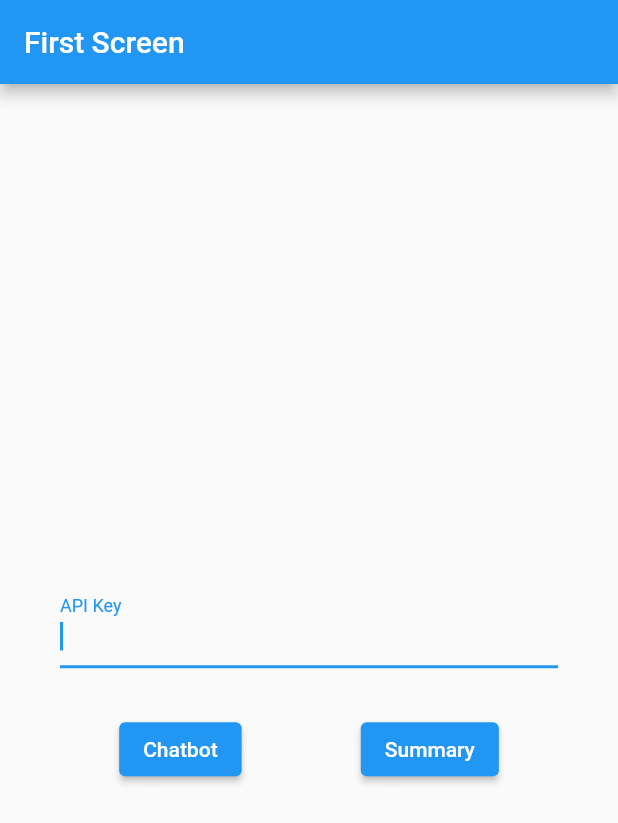
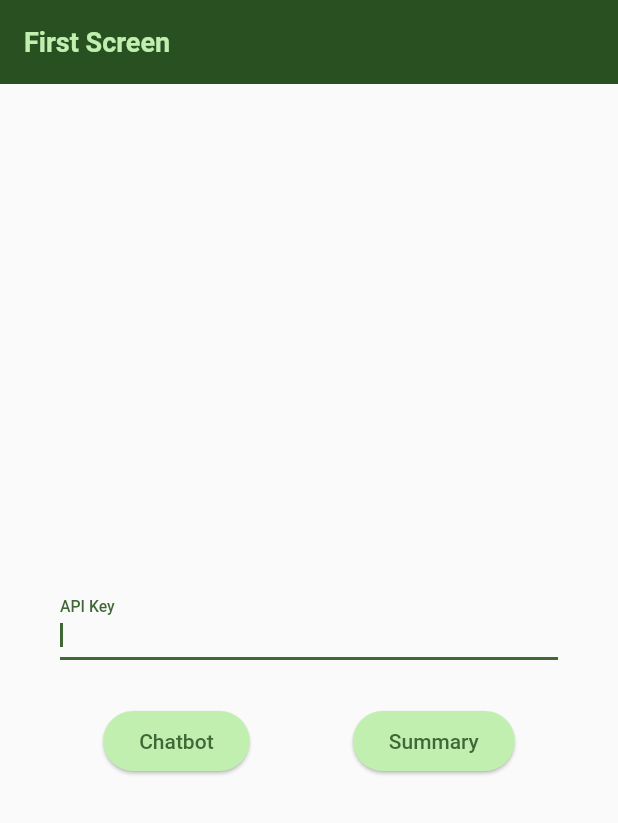
Before and after one commit to congltk1234/Chatbot-Summary, a Flutter app: the screen it shows after launch, on a phone screen of 412 x 824 dp. Shown: the top 823 px of the screen. Run offline on Flutter 3.47's test engine with Material 2 defaults, Android fonts, the phone set to English and light mode, and no system bars.

Commit message:
add Themes and ColorSchemes

```diff
--- a/brycen_chat_app/lib/main.dart
+++ b/brycen_chat_app/lib/main.dart
@@ -1,6 +1,7 @@
 import 'package:brycen_chat_app/screens/chat_screen.dart';
 import 'package:brycen_chat_app/screens/home_screen.dart';
 import 'package:brycen_chat_app/screens/summarize_screen.dart';
+import 'package:brycen_chat_app/themes.dart';
 import 'package:flutter/material.dart';
 
 void main() {
@@ -11,6 +12,8 @@ class MyApp extends StatelessWidget {
   @override
   Widget build(BuildContext context) {
     return MaterialApp(
+      title: 'Intern Chatbot',
+      theme: configThemes,
       initialRoute: HomeScreen.id,
       routes: {
         HomeScreen.id: (_) => const HomeScreen(),
--- /dev/null
+++ b/brycen_chat_app/lib/themes.dart
@@ -0,0 +1,27 @@
+import 'package:flutter/material.dart';
+
+var kColorScheme =
+    ColorScheme.fromSeed(seedColor: Color.fromARGB(255, 0, 205, 14));
+
+final configThemes = ThemeData().copyWith(
+    useMaterial3: true,
+    // scaffoldBackgroundColor: Colors.amber[200],
+    colorScheme: kColorScheme,
+    appBarTheme: const AppBarTheme().copyWith(
+      backgroundColor: kColorScheme.onPrimaryContainer,
+      foregroundColor: kColorScheme.primaryContainer,
+    ),
+    cardTheme: CardTheme(
+      color: kColorScheme.secondaryContainer,
+      margin: const EdgeInsets.symmetric(horizontal: 16, vertical: 8),
+    ),
+    elevatedButtonTheme: ElevatedButtonThemeData(
+        style: ElevatedButton.styleFrom(
+      backgroundColor: kColorScheme.primaryContainer,
+    )),
+    textTheme: ThemeData().textTheme.copyWith(
+            titleLarge: TextStyle(
+          fontWeight: FontWeight.bold,
+          color: kColorScheme.primary,
+          fontSize: 18,
+        )));
```
